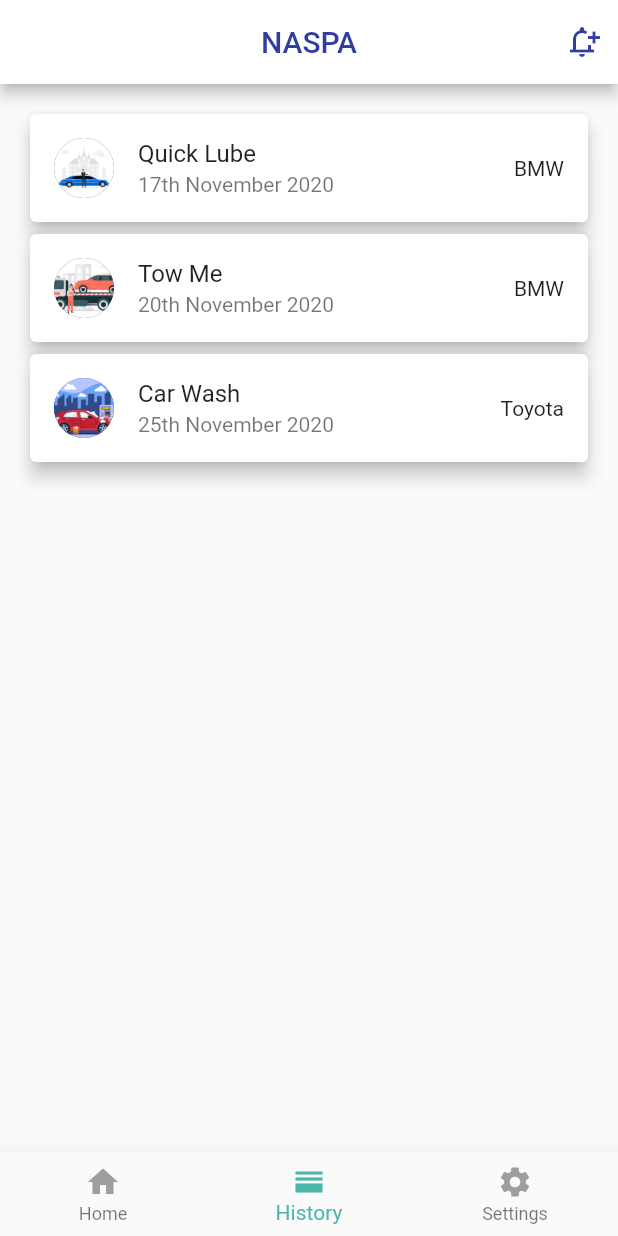
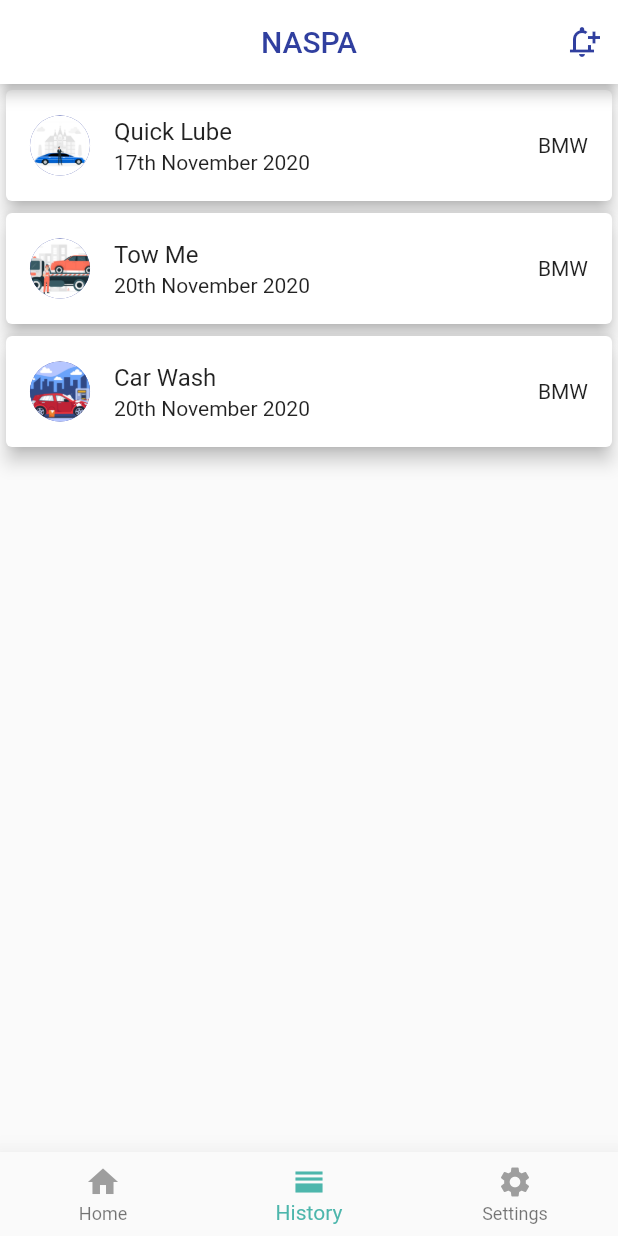
Before and after one commit to DynamoUltima/Naspa, a Flutter app: the Dashboard screen opened directly, item 2 of the bottom bar chosen, on a phone screen of 412 x 824 dp. Run offline on Flutter 3.47's test engine with Material 2 defaults, Android fonts, the phone set to English and light mode, and no system bars; our stand-ins replace carousel_slider, flutter_form_builder, table_calendar; missing offline and left inert: flutter_google_places, google_api_headers, google_maps_webservice.

Commit message:
expandable tiles

```diff
--- a/lib/pages/dashbaord/dashboard.dart
+++ b/lib/pages/dashbaord/dashboard.dart
@@ -5,7 +5,7 @@ import 'package:naspa/models/service.dart';
 import 'package:naspa/pages/home/history.dart';
 import 'package:naspa/pages/home/home.dart';
 import 'package:naspa/pages/home/settings.dart';
-import 'package:naspa/pages/service-detail-page.dart';
+import 'package:naspa/pages/subpages/service-detail-page.dart';
 
 class Dashboard extends StatefulWidget {
   const Dashboard({Key? key}) : super(key: key);
--- a/lib/pages/home/history.dart
+++ b/lib/pages/home/history.dart
@@ -1,3 +1,5 @@
+// ignore_for_file: prefer_const_constructors
+
 import 'package:flutter/material.dart';
 
 class History extends StatefulWidget {
@@ -11,7 +13,75 @@ class _HistoryState extends State<History> {
   @override
   Widget build(BuildContext context) {
     return Container(
-      child: ListView(
+        child: ListView(
+      children: [
+        Card(
+          elevation: 5,
+          child: ExpansionTile(
+            leading: CircleAvatar(
+              backgroundColor: Colors.indigo[700],
+              foregroundImage: AssetImage("assets/images/limo.jpeg"),
+            ),
+            title: Text("Quick Lube"),
+            subtitle: Text("17th November 2020"),
+            trailing: Text("BMW"),
+            // ignore: prefer_const_literals_to_create_immutables
+            children: [
+              ListTile(
+                leading: Text("Paid"),
+                trailing: Text("Completed"),
+              )
+            ],
+            // onTap: () {},
+          ),
+        ),
+        Card(
+          elevation: 5,
+          child: ExpansionTile(
+            leading: CircleAvatar(
+              backgroundColor: Colors.indigo[700],
+              foregroundImage: AssetImage("assets/images/car-towing.jpg"),
+            ),
+            title: Text("Tow Me"),
+            subtitle: Text("20th November 2020"),
+            trailing: Text("BMW"),
+            // ignore: prefer_const_literals_to_create_immutables
+            children: [
+              ListTile(
+                leading: Text("Paid"),
+                trailing: Text("Pending"),
+              )
+            ],
+            // onTap: () {},
+          ),
+        ),
+        Card(
+          elevation: 5,
+          child: ExpansionTile(
+            leading: CircleAvatar(
+              backgroundColor: Colors.indigo[700],
+              foregroundImage: AssetImage("assets/images/car-wash.jpg"),
+            ),
+            title: Text("Car Wash"),
+            subtitle: Text("20th November 2020"),
+            trailing: Text("BMW"),
+            // ignore: prefer_const_literals_to_create_immutables
+            children: [
+              ListTile(
+                leading: Text("Paid"),
+                trailing: Text("Completed"),
+              )
+            ],
+            // onTap: () {},
+          ),
+        )
+      ],
+    ));
+  }
+}
+
+/*
+ListView(
         padding: EdgeInsets.all(16),
         shrinkWrap: true,
         children: [
@@ -56,6 +126,5 @@ class _HistoryState extends State<History> {
           )
         ],
       ),
-    );
-  }
-}
+
+*/
--- a/lib/pages/home/home.dart
+++ b/lib/pages/home/home.dart
@@ -1,6 +1,6 @@
 import 'package:flutter/material.dart';
 import 'package:naspa/models/service.dart';
-import 'package:naspa/pages/service-detail-page.dart';
+import 'package:naspa/pages/subpages/service-detail-page.dart';
 import 'package:naspa/pages/subpages/extras.dart';
 import 'package:naspa/pages/subpages/tow_me.dart';
 import 'package:naspa/shared/carousel.dart';
@@ -35,9 +35,9 @@ class _HomeState extends State<Home> {
       ),
       Service(
         title: "Extras",
-        imageAssets: "assets/images/people.jpeg",
+        imageAssets: "assets/images/car.jpeg",
         subText: "Affordable",
-         subPage:Extras(pageTitle: 'Tow Me'),
+         subPage:Extras(pageTitle: 'Extras'),
       ),
     ];
   @override
--- a/lib/pages/subpages/extras.dart
+++ b/lib/pages/subpages/extras.dart
@@ -34,6 +34,7 @@ class _ExtrasState extends State<Extras> {
         child: Container(
           child: Column(
             children: [
+              SizedBox(height: 15,),
               FormBuilderDropdown(
                     name: 'car',
                     decoration: InputDecoration(
@@ -53,19 +54,20 @@ class _ExtrasState extends State<Extras> {
                             ))
                         .toList(),
                   ),
-                   Divider(),
+                   Divider(color:Colors.black),
                   FormBuilderTextField(
                     name: 'notes',
                     maxLines: 5,
                     minLines: 1,
                     // autofillHints: ['Add short notes'],
-                    decoration: InputDecoration(
+                    decoration: const InputDecoration(
                       hintText: 'Add short notes',
                       // contentPadding: EdgeInsets.only(left: 48),
                       border: InputBorder.none,
                       prefixIcon: Icon(Icons.short_text),
                     ),
                   ),
+                  Divider(color:Colors.black),
                   SizedBox(height: 20,),
 
                   servicesButton()
```
Also changed, not shown: lib/pages/subpages/tow_me.dart (+54 -4 lines), assets/images/naspa.png (added), assets/images/people1.jpeg (added), lib/pages/subpages/service-detail-page.dart (renamed from lib/pages/service-detail-page.dart), 7 other files.
